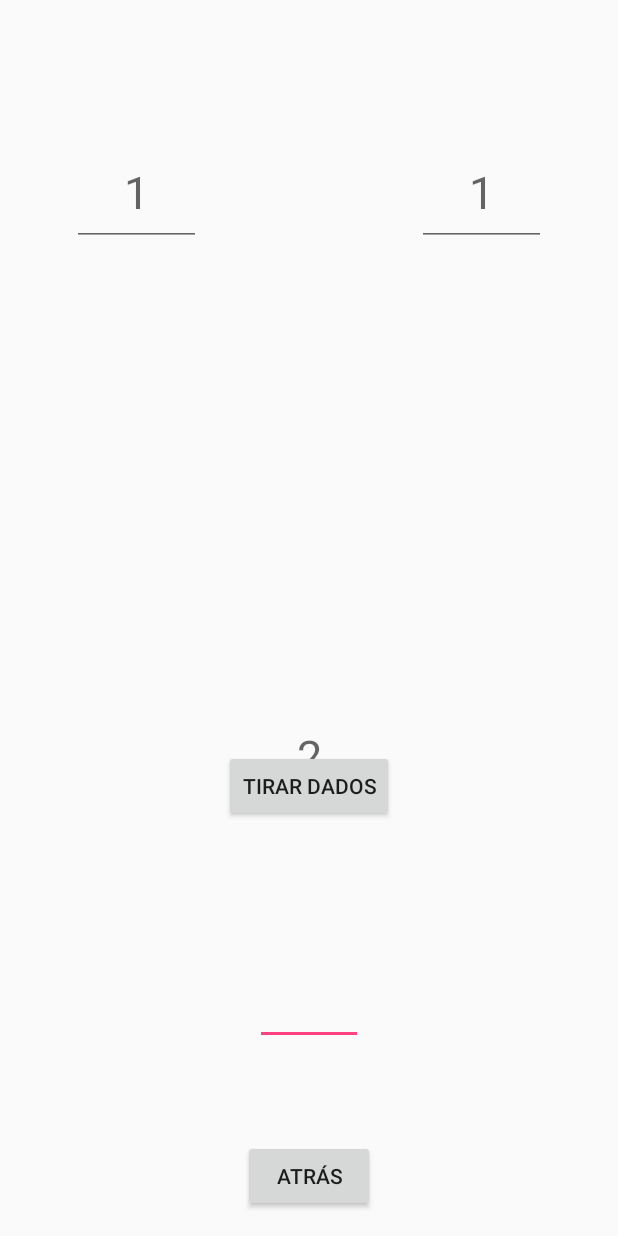
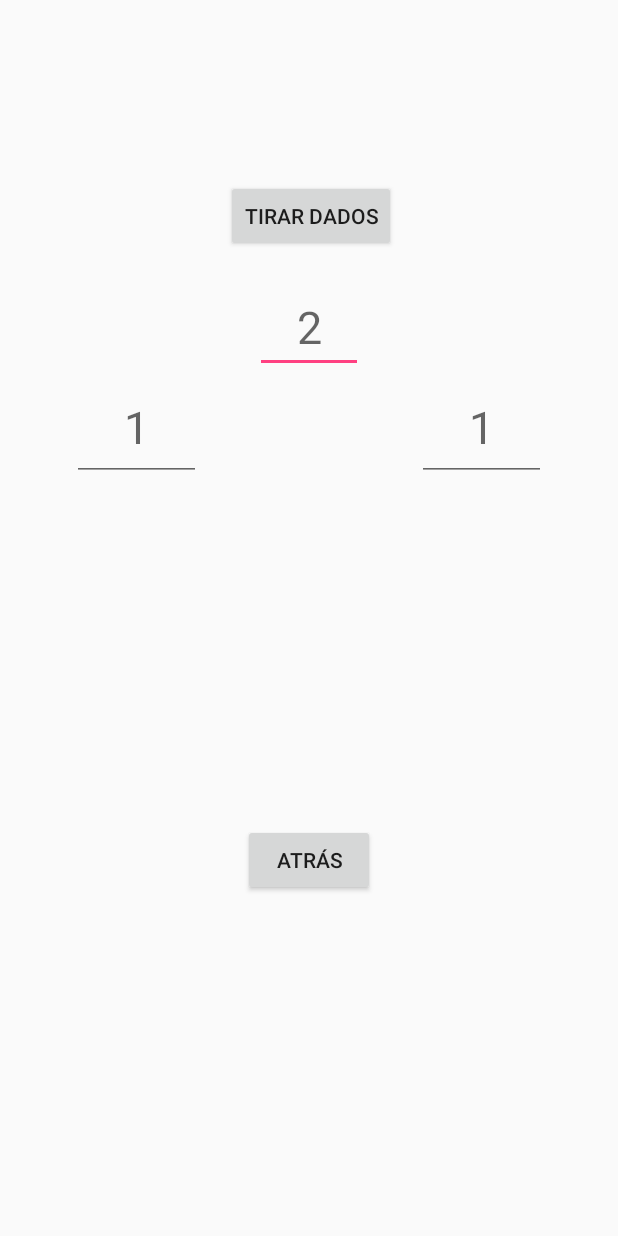
Before and after one commit to albertofgaldo/DiceGameInitial, an Android app: the PlayActivity screen opened directly, with no data from a screen before it, on a phone screen of 412 x 824 dp. Run offline under Robolectric (Android 15) with nearby library versions, the phone set to English and light mode, and no system bars.

Commit message:
miercoles 12/09

```diff
--- a/app/src/main/java/game/dice/com/dicegameapp/view/LoginActivity.java
+++ b/app/src/main/java/game/dice/com/dicegameapp/view/LoginActivity.java
@@ -5,8 +5,8 @@ import android.app.AlertDialog;
 import android.content.DialogInterface;
 import android.content.Intent;
 import android.os.Bundle;
+import android.view.View;
 import android.widget.TextView;
-import android.view.View;
 
 import game.dice.com.dicegameapp.R;
 import game.dice.com.dicegameapp.application.Controller.GameController;
@@ -14,6 +14,7 @@ import game.dice.com.dicegameapp.application.Controller.GameController;
 public class LoginActivity extends Activity {
 
     GameController gameController;
+
     TextView usuario;
 
     @Override
--- a/app/src/main/java/game/dice/com/dicegameapp/view/MenuActivity.java
+++ b/app/src/main/java/game/dice/com/dicegameapp/view/MenuActivity.java
@@ -23,6 +23,7 @@ public class MenuActivity extends Activity {
         salir = (Button)findViewById(R.id.buttonSalir);
 
         play.setOnClickListener(new View.OnClickListener() {
+
             @Override
             public void onClick(View v) {
                 Intent play = new Intent(MenuActivity.this, PlayActivity.class);
@@ -41,7 +42,9 @@ public class MenuActivity extends Activity {
         salir.setOnClickListener(new View.OnClickListener() {
             @Override
             public void onClick(View v) {
-                finish();
+                Intent salir = new Intent(MenuActivity.this, LoginActivity.class);
+                startActivity(salir);
+
             }
         });
 
--- a/app/src/main/java/game/dice/com/dicegameapp/view/PlayActivity.java
+++ b/app/src/main/java/game/dice/com/dicegameapp/view/PlayActivity.java
@@ -1,6 +1,7 @@
 package game.dice.com.dicegameapp.view;
 
 import android.app.Activity;
+import android.graphics.Color;
 import android.os.Bundle;
 import android.view.View;
 import android.widget.Button;
@@ -11,26 +12,28 @@ import org.w3c.dom.Text;
 
 import game.dice.com.dicegameapp.R;
 import game.dice.com.dicegameapp.application.Controller.GameController;
-import game.dice.com.dicegameapp.domain.Game;
+import static game.dice.com.dicegameapp.R.layout.play;
 
 public class PlayActivity extends Activity {
 
-    Button tirarDados, salir;
-    TextView dado1, dado2, dadoResultado;
+    Button tirarDados, atras;
+    TextView dado1, dado2, dadoResultado, hasGanado;
+
 
     @Override
     protected void onCreate(Bundle savedInstanceState) {
         super.onCreate(savedInstanceState);
-        setContentView(R.layout.play);
+        setContentView(play);
 
-        GameController gameController = new GameController();
+        final GameController gameController = new GameController();
         dado1=(TextView)findViewById(R.id.textDado1);
         dado2=(TextView)findViewById(R.id.textDado2);
         dadoResultado=(TextView)findViewById(R.id.textDadoResultado);
+        hasGanado=(TextView)findViewById(R.id.hasGanado);
         tirarDados=(Button)findViewById(R.id.buttonTirar);
-        salir=(Button)findViewById(R.id.buttonSalir);
+        atras=(Button)findViewById(R.id.buttonAtras);
 
-        salir.setOnClickListener(new View.OnClickListener() {
+        atras.setOnClickListener(new View.OnClickListener() {
             @Override
             public void onClick(View v) {
                 finish();
@@ -40,7 +43,19 @@ public class PlayActivity extends Activity {
         tirarDados.setOnClickListener(new View.OnClickListener() {
             @Override
             public void onClick(View v) {
-                gameController.playGame()
+                if(gameController.playGame(gameController.getPlayerActual())){
+                    hasGanado.setText("Has Ganado!");
+                    hasGanado.setTextColor(Color.GREEN);
+                    dadoResultado.setTextColor(Color.GREEN);
+                }else{
+                    hasGanado.setText("Has Perdido!");
+                    hasGanado.setTextColor(Color.RED);
+                    dadoResultado.setTextColor(Color.RED);
+                }
+                dado1.setText(Integer.toString(gameController.getGameActual().getDice1().getValue()));
+                dado2.setText(Integer.toString(gameController.getGameActual().getDice2().getValue()));
+                dadoResultado.setText(Integer.toString(gameController.getGameActual().getSumDices()));
+
             }
         });
     }
--- a/app/src/main/res/layout/play.xml
+++ b/app/src/main/res/layout/play.xml
@@ -9,45 +9,51 @@
     <EditText
         android:id="@+id/textDadoResultado"
         android:layout_width="72dp"
-        android:layout_height="0dp"
-        android:layout_marginBottom="63dp"
-        android:layout_marginTop="312dp"
+        android:layout_height="61dp"
+        android:layout_marginBottom="48dp"
         android:ems="10"
         android:hint="2"
         android:inputType="number"
         android:textAlignment="center"
         android:textSize="30sp"
-        app:layout_constraintBottom_toTopOf="@+id/buttonAtras"
+        app:layout_constraintBottom_toTopOf="@+id/hasGanado"
+        app:layout_constraintEnd_toEndOf="parent"
+        app:layout_constraintStart_toStartOf="parent"
+        app:layout_constraintTop_toBottomOf="@+id/buttonTirar" />
+
+    <Button
+        android:id="@+id/buttonTirar"
+        android:layout_width="wrap_content"
+        android:layout_height="wrap_content"
+        android:layout_marginBottom="19dp"
+        android:layout_marginEnd="135dp"
+        android:layout_marginStart="137dp"
+        android:layout_marginTop="120dp"
+        android:text="Tirar Dados"
+        app:layout_constraintBottom_toTopOf="@+id/textDadoResultado"
         app:layout_constraintEnd_toEndOf="parent"
         app:layout_constraintStart_toStartOf="parent"
         app:layout_constraintTop_toTopOf="parent" />
 
     <Button
-        android:id="@+id/buttonTirar"
-        android:layout_width="wrap_content"
-        android:layout_height="wrap_content"
-        android:layout_marginBottom="276dp"
-        android:text="Tirar Dados"
-        app:layout_constraintBottom_toBottomOf="parent"
-        app:layout_constraintEnd_toEndOf="parent"
-        app:layout_constraintHorizontal_bias="0.501"
-        app:layout_constraintStart_toStartOf="parent" />
-
-    <Button
         android:id="@+id/buttonAtras"
         android:layout_width="wrap_content"
         android:layout_height="wrap_content"
-        android:layout_marginBottom="16dp"
+        android:layout_marginBottom="22dp"
+        android:layout_marginEnd="148dp"
+        android:layout_marginStart="148dp"
+        android:layout_marginTop="8dp"
         android:text="Atrás"
         app:layout_constraintBottom_toBottomOf="parent"
         app:layout_constraintEnd_toEndOf="parent"
         app:layout_constraintStart_toStartOf="parent"
-        app:layout_constraintTop_toBottomOf="@+id/textDadoResultado" />
+        app:layout_constraintTop_toBottomOf="@+id/hasGanado" />
 
     <EditText
         android:id="@+id/textDado2"
         android:layout_width="0dp"
         android:layout_height="72dp"
+        android:layout_marginBottom="347dp"
         android:layout_marginEnd="48dp"
         android:layout_marginTop="92dp"
         android:ems="10"
@@ -55,6 +61,7 @@
         android:inputType="number"
         android:textAlignment="center"
         android:textSize="30sp"
+        app:layout_constraintBottom_toBottomOf="parent"
         app:layout_constraintEnd_toEndOf="parent"
         app:layout_constraintStart_toEndOf="@+id/textDado1"
         app:layout_constraintTop_toTopOf="parent" />
@@ -63,6 +70,7 @@
         android:id="@+id/textDado1"
         android:layout_width="0dp"
         android:layout_height="72dp"
+        android:layout_marginBottom="347dp"
         android:layout_marginEnd="144dp"
         android:layout_marginStart="48dp"
         android:layout_marginTop="92dp"
@@ -71,7 +79,21 @@
         android:inputType="number"
         android:textAlignment="center"
         android:textSize="30sp"
+        app:layout_constraintBottom_toBottomOf="parent"
         app:layout_constraintEnd_toStartOf="@+id/textDado2"
         app:layout_constraintStart_toStartOf="parent"
         app:layout_constraintTop_toTopOf="parent" />
+
+    <TextView
+        android:id="@+id/hasGanado"
+        android:layout_width="wrap_content"
+        android:layout_height="39dp"
+        android:layout_marginEnd="142dp"
+        android:layout_marginStart="143dp"
+        android:layout_marginTop="48dp"
+        android:textSize="24sp"
+        android:visibility="visible"
+        app:layout_constraintEnd_toEndOf="parent"
+        app:layout_constraintStart_toStartOf="parent"
+        app:layout_constraintTop_toBottomOf="@+id/textDadoResultado" />
 </android.support.constraint.ConstraintLayout>
```
Also changed, not shown: app/src/main/java/game/dice/com/dicegameapp/application/Controller/GameController.java (+13 -2 lines), app/src/main/res/dado/cinco.jpg (deleted), app/src/main/res/dado/cuatro.jpg (deleted), app/src/main/res/dado/dos.jpg (deleted), app/src/main/res/dado/seis.jpg (deleted), app/src/main/res/dado/set-of-vector-realistic-white-dice-isolated-on-white-background_9677-379.jpg (deleted), app/src/main/res/dado/tres.jpg (deleted), app/src/main/res/dado/uno.jpg (deleted), 74 other files.
